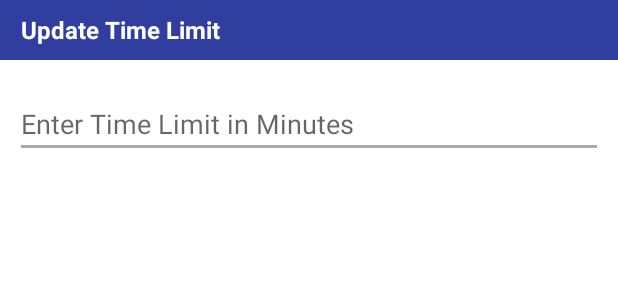
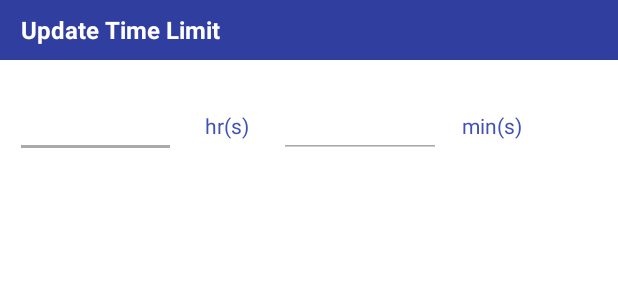
Before and after one commit to Karthik2007/NA-Lock, an Android app: the layout duration_custom_dialog.xml on its own in the app's theme, with its tools: preview values and no code run, on a phone screen of 412 x 824 dp. Shown: the top 300 px of the screen. Run offline under Robolectric (Android 15) with nearby library versions, the phone set to English and light mode, and no system bars.

Commit message:
set duration picker is modified to support both hour and minutes

```diff
--- a/app/src/main/java/com/ayuthaezhuthu/apptimelock/pojo/App.java
+++ b/app/src/main/java/com/ayuthaezhuthu/apptimelock/pojo/App.java
@@ -12,6 +12,7 @@ public class App {
     private Drawable appIcon;
     private long foregroundTime;
     private long restrictionTime;
+    private long totForegroundTime;
     private boolean isRestricted;
 
     public App() {
--- a/app/src/main/res/layout/duration_custom_dialog.xml
+++ b/app/src/main/res/layout/duration_custom_dialog.xml
@@ -1,6 +1,6 @@
 <?xml version="1.0" encoding="utf-8"?>
-<LinearLayout xmlns:android="http://schemas.android.com/apk/res/android"
-    android:orientation="vertical" android:layout_width="match_parent"
+<RelativeLayout xmlns:android="http://schemas.android.com/apk/res/android"
+    android:layout_width="match_parent"
     android:layout_height="match_parent"
     android:background="@android:color/white">
 
@@ -16,19 +16,54 @@
         android:text="@string/set_duration"
         android:id="@+id/textView" />
 
-    <EditText
+    <LinearLayout
         android:layout_width="match_parent"
         android:layout_height="wrap_content"
-        android:inputType="number"
+        android:layout_below="@+id/textView"
+        android:orientation="horizontal"
         android:layout_marginTop="20dp"
         android:layout_marginLeft="10dp"
         android:layout_marginRight="10dp"
-        android:backgroundTint="@android:color/darker_gray"
-        android:hint="@string/set_duration_hint"
-        android:ems="10"
-        android:maxLength="3"
-        android:id="@+id/duration"
-        android:layout_gravity="center_horizontal" />
+        android:weightSum="4">
+
+        <EditText
+            android:layout_width="0dp"
+            android:layout_weight="1.1"
+            android:layout_height="wrap_content"
+            android:inputType="number"
+            android:backgroundTint="@android:color/darker_gray"
+            android:ems="10"
+            android:maxLength="1"
+            android:id="@+id/duration_hr" />
+
+        <TextView
+            android:layout_width="0dp"
+            android:layout_height="wrap_content"
+            android:textColor="@color/colorPrimary"
+            android:text="@string/hour"
+            android:gravity="center"
+            android:id="@+id/hr"
+            android:layout_weight=".7" />
+
+        <EditText
+            android:layout_width="0dp"
+            android:layout_weight="1.1"
+            android:layout_height="wrap_content"
+            android:inputType="number"
+            android:backgroundTint="@android:color/darker_gray"
+            android:ems="10"
+            android:maxLength="2"
+            android:id="@+id/duration_min" />
+        <TextView
+            android:layout_width="0dp"
+            android:layout_height="wrap_content"
+            android:text="@string/mins"
+            android:textColor="@color/colorPrimary"
+            android:gravity="center"
+            android:id="@+id/min"
+            android:layout_weight=".7" />
+    </LinearLayout>
+
 
    <!-- <Button
         android:layout_width="wrap_content"
@@ -37,4 +72,4 @@
         android:id="@+id/setBtn"
         android:background="@android:color/transparent"
         android:layout_gravity="right" />-->
-</LinearLayout>
+</RelativeLayout>
--- a/app/src/main/res/values/strings.xml
+++ b/app/src/main/res/values/strings.xml
@@ -5,7 +5,7 @@
     <string name="no_list_message">Add apps to restrict usage</string>
     <string name="usage_limit_warn_message">Your usage has crossed more than 80% of usage time limit today</string>
     <string name="usage_limit_block_message">App usage has crossed time limit today</string>
-    <string name="set_duration_hint">Enter Time Limit in Minutes </string>
+    <string name="set_hr_duration_hint">max 9 hrs</string>
     <string name="title_activity_main">MainActivity</string>
     <string name="positive_btn_usage_permission">Permit</string>
     <string name="neutral_btn_text">OK</string>
@@ -18,4 +18,8 @@
     <string name="title_activity_warning_dialog">WarningDialogActivity</string>
 
 
+    //duration units
+    <string name="hour">hr(s)</string>
+    <string name="mins">min(s)</string>
+
 </resources>
```
Also changed, not shown: app/src/main/java/com/ayuthaezhuthu/apptimelock/AppListHomeActivity.java (+20 -6 lines).
